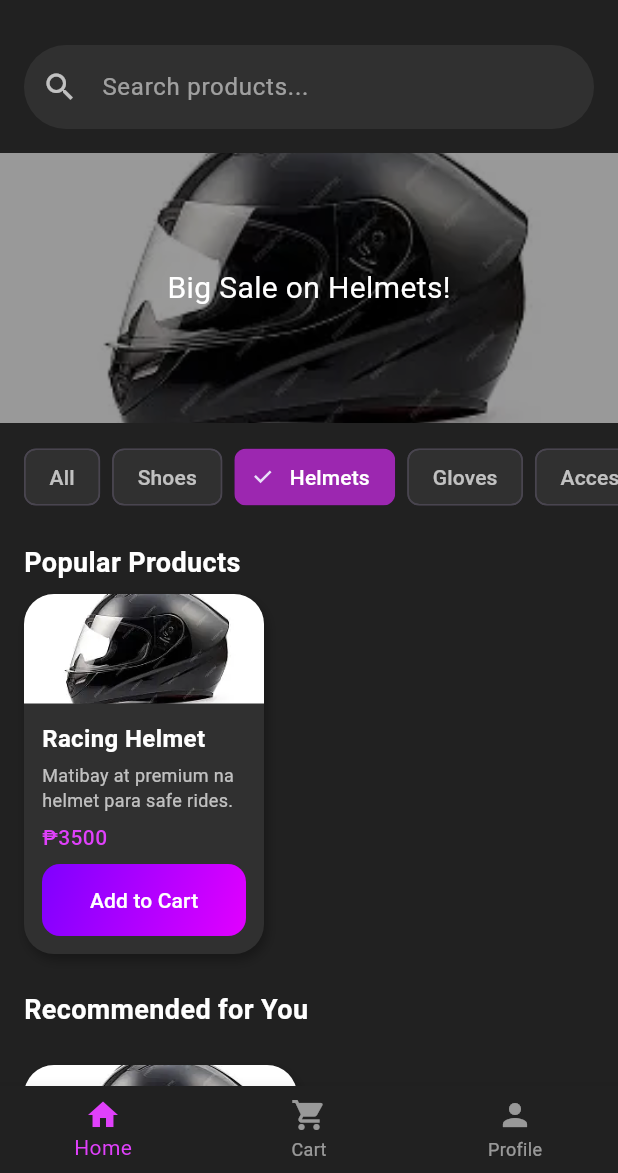
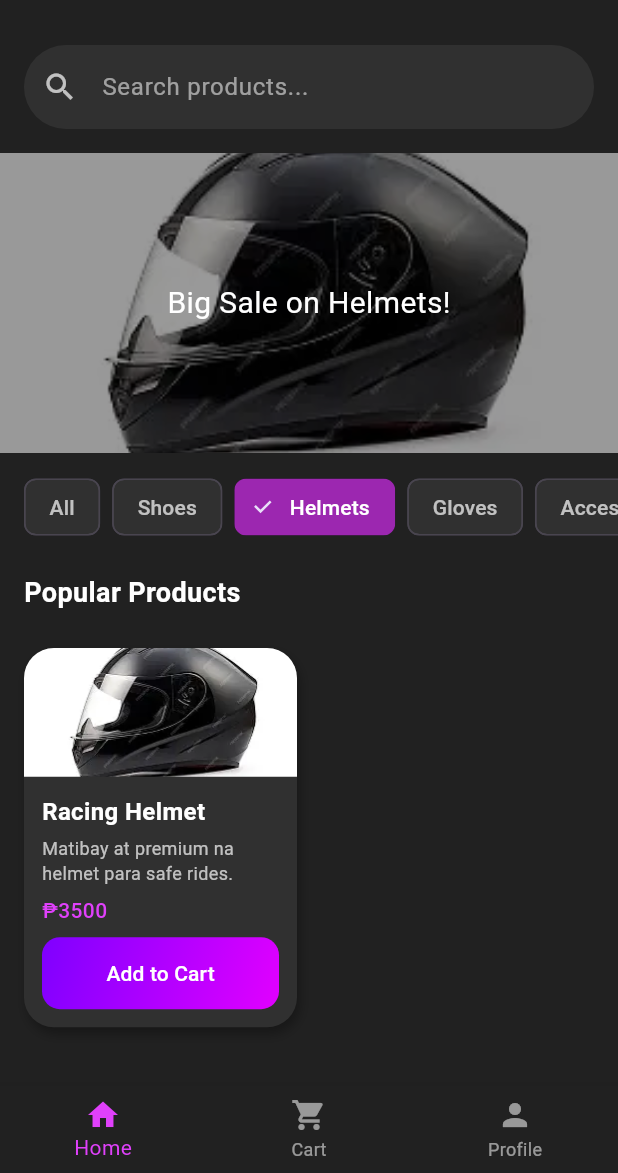
Before and after one commit to markiantabuzo94-dev/motor_parts_shop, a Flutter app: the HomePage screen opened by its route, after a tap on "Shoes", after a tap on "Helmets", on a phone screen of 412 x 824 dp, the part 63-1236 px from its top. Run offline on Flutter 3.47's test engine with Material 3 defaults, Android fonts, the phone set to English and light mode, and no system bars; our stand-ins replace equatable, flutter_bloc, freezed_annotation, hive, hive_flutter; accounts and stored records are empty.

Commit message:
Updated main.dart and home_page.dart for web layout

```diff
--- a/motorparts_shop/lib/bloc/order/order_bloc.dart
+++ b/motorparts_shop/lib/bloc/order/order_bloc.dart
@@ -1,5 +1,5 @@
 import 'package:flutter_bloc/flutter_bloc.dart';
-import '../../../hive_service/hive_service.dart';
+import '../../hive_service/hive_service.dart';
 
 part 'order_event.dart';
 part 'order_state.dart';
--- a/motorparts_shop/lib/pages/home_page.dart
+++ b/motorparts_shop/lib/pages/home_page.dart
@@ -103,18 +103,12 @@ class _HomePageState extends State<HomePage> {
               ),
             ),
             SizedBox(
-              height: 180,
+              height: 200,
               child: PageView(
                 children: [
                   _banner("assets/images/helmet.webp", "Big Sale on Helmets!"),
-                  _banner(
-                    "assets/images/jackets.webp",
-                    "Rider Jackets Discount",
-                  ),
-                  _banner(
-                    "assets/images/wheel.webp",
-                    "Premium Wheels Available",
-                  ),
+                  _banner("assets/images/jackets.webp", "Rider Jackets Sale"),
+                  _banner("assets/images/wheel.webp", "Premium Wheels!"),
                 ],
               ),
             ),
@@ -135,30 +129,16 @@ class _HomePageState extends State<HomePage> {
             ),
             const SizedBox(height: 16),
             _sectionTitle("Popular Products"),
-            SizedBox(
-              height: 240,
-              child: ListView.builder(
-                scrollDirection: Axis.horizontal,
-                padding: const EdgeInsets.symmetric(horizontal: 16),
-                itemCount: filteredProducts.length,
-                itemBuilder: (context, index) {
-                  final p = filteredProducts[index];
-                  return Container(
-                    width: 160,
-                    margin: const EdgeInsets.only(right: 12),
-                    child: _buildProductCard(p),
-                  );
-                },
-              ),
-            ),
-            const SizedBox(height: 16),
-            _sectionTitle("Recommended for You"),
             GridView.builder(
               padding: const EdgeInsets.all(16),
               shrinkWrap: true,
               physics: const NeverScrollableScrollPhysics(),
-              gridDelegate: const SliverGridDelegateWithFixedCrossAxisCount(
-                crossAxisCount: 2,
+              gridDelegate: SliverGridDelegateWithFixedCrossAxisCount(
+                crossAxisCount: MediaQuery.of(context).size.width > 900
+                    ? 4
+                    : MediaQuery.of(context).size.width > 600
+                    ? 3
+                    : 2,
                 mainAxisSpacing: 16,
                 crossAxisSpacing: 16,
                 childAspectRatio: 0.72,
```
Also changed, not shown: motorparts_shop/lib/login_pages/login_page.dart (+30 -11 lines), motorparts_shop/lib/main.dart (+6 -9 lines), 4 other files.
